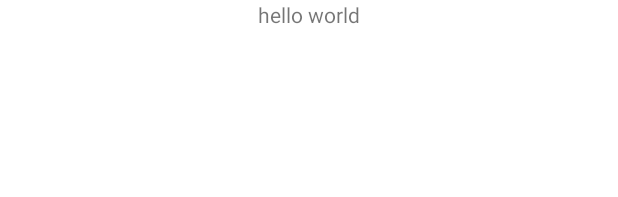
After one commit to ns679/room_practice, an Android app: the layout list_item_view.xml on its own in the app's theme, with its tools: preview values and no code run, on a phone screen of 412 x 824 dp. The commit adds this screen. Shown: the top 197 px of the screen. Run offline under Robolectric (Android 15) with nearby library versions, the phone set to English and light mode, and no system bars.

Commit message:
データ追加

```diff
--- /dev/null
+++ b/app/src/main/res/layout/list_item_view.xml
@@ -0,0 +1,16 @@
+<?xml version="1.0" encoding="utf-8"?>
+<androidx.constraintlayout.widget.ConstraintLayout
+    xmlns:android="http://schemas.android.com/apk/res/android"
+    xmlns:app="http://schemas.android.com/apk/res-auto"
+    android:layout_width="match_parent"
+    android:layout_height="match_parent">
+    <TextView
+        android:id="@+id/item_text_view"
+        android:layout_width="match_parent"
+        android:layout_height="wrap_content"
+        android:text="hello world"
+        android:textAlignment="center"
+        app:layout_constraintLeft_toLeftOf="parent"
+        app:layout_constraintRight_toRightOf="parent"
+        app:layout_constraintTop_toTopOf="parent" />
+</androidx.constraintlayout.widget.ConstraintLayout>
```
Also changed, not shown: app/src/main/java/com/example/room_practice/MainActivity.kt (+17 -1 lines), app/src/main/java/com/example/room_practice/RecyclerAdapter.kt (added, +20 -0 lines), app/src/main/java/com/example/room_practice/RecyclerViewHolder.kt (added, +9 -0 lines).
